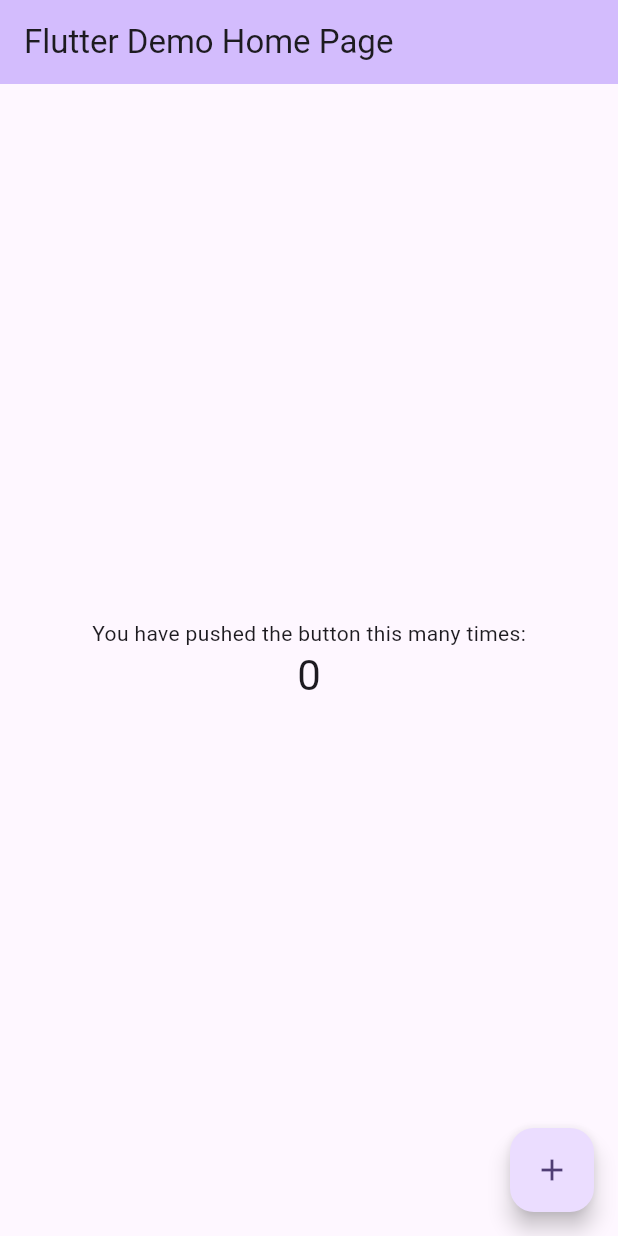
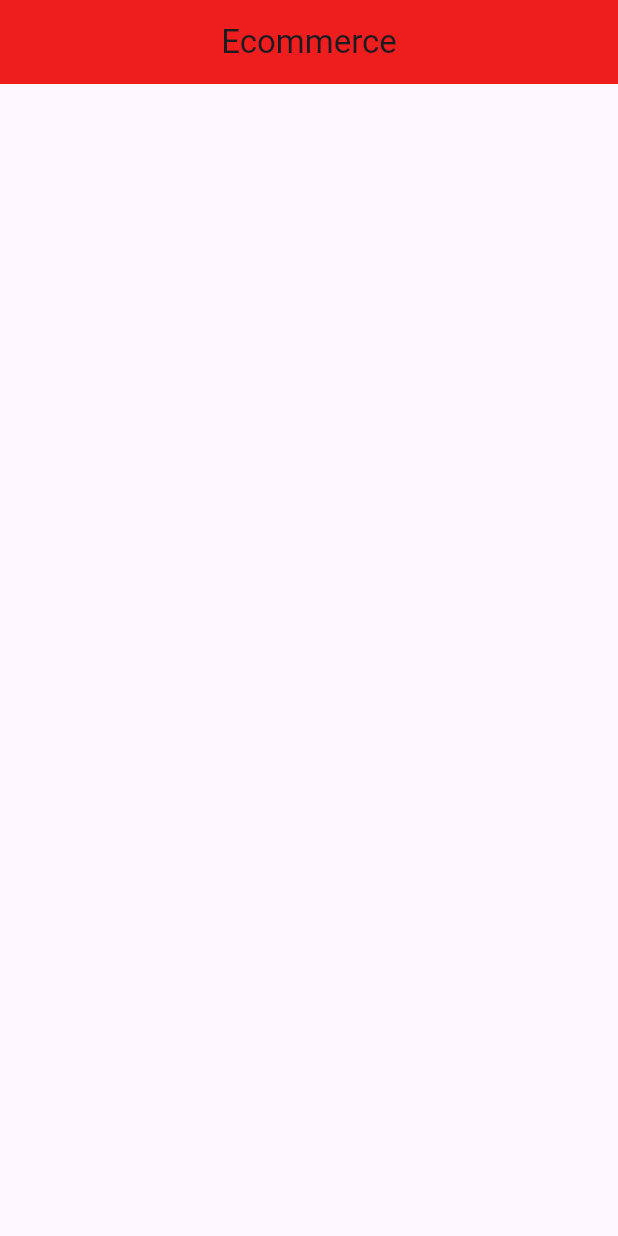
Before and after one commit to NesrineEid-prg/ecommerce, a Flutter app: the screen it shows after launch, on a phone screen of 412 x 824 dp. Run offline on Flutter 3.47's test engine with Material 3 defaults, Android fonts, the phone set to English and light mode, and no system bars.

Commit message:
add pakage get+lottie

```diff
--- a/analysis_options.yaml
+++ b/analysis_options.yaml
@@ -7,6 +7,9 @@
 
 # The following line activates a set of recommended lints for Flutter apps,
 # packages, and plugins designed to encourage good coding practices.
+analyzer:
+  errors:
+    file_names: ignore
 include: package:flutter_lints/flutter.yaml
 
 linter:
--- a/lib/main.dart
+++ b/lib/main.dart
@@ -1,3 +1,4 @@
+import 'package:commerce/import-path.dart';
 import 'package:flutter/material.dart';
 
 void main() {
@@ -12,6 +13,7 @@ class MyApp extends StatelessWidget {
   Widget build(BuildContext context) {
     return MaterialApp(
         title: 'Flutter Demo',
+        debugShowCheckedModeBanner: false,
         theme: ThemeData(
           // This is the theme of your application.
           //
@@ -31,95 +33,6 @@ class MyApp extends StatelessWidget {
           colorScheme: ColorScheme.fromSeed(seedColor: Colors.deepPurple),
           useMaterial3: true,
         ),
-      home: const MyHomePage(title: 'Flutter Demo Home Page'),
-    );
+        home: const MainScreen());
   }
 }
-
-class MyHomePage extends StatefulWidget {
-  const MyHomePage({super.key, required this.title});
-
-  // This widget is the home page of your application. It is stateful, meaning
-  // that it has a State object (defined below) that contains fields that affect
-  // how it looks.
-
-  // This class is the configuration for the state. It holds the values (in this
-  // case the title) provided by the parent (in this case the App widget) and
-  // used by the build method of the State. Fields in a Widget subclass are
-  // always marked "final".
-
-  final String title;
-
-  @override
-  State<MyHomePage> createState() => _MyHomePageState();
-}
-
-class _MyHomePageState extends State<MyHomePage> {
-  int _counter = 0;
-
-  void _incrementCounter() {
-    setState(() {
-      // This call to setState tells the Flutter framework that something has
-      // changed in this State, which causes it to rerun the build method below
-      // so that the display can reflect the updated values. If we changed
-      // _counter without calling setState(), then the build method would not be
-      // called again, and so nothing would appear to happen.
-      _counter++;
-    });
-  }
-
-  @override
-  Widget build(BuildContext context) {
-    // This method is rerun every time setState is called, for instance as done
-    // by the _incrementCounter method above.
-    //
-    // The Flutter framework has been optimized to make rerunning build methods
-    // fast, so that you can just rebuild anything that needs updating rather
-    // than having to individually change instances of widgets.
-    return Scaffold(
-      appBar: AppBar(
-        // TRY THIS: Try changing the color here to a specific color (to
-        // Colors.amber, perhaps?) and trigger a hot reload to see the AppBar
-        // change color while the other colors stay the same.
-        backgroundColor: Theme.of(context).colorScheme.inversePrimary,
-        // Here we take the value from the MyHomePage object that was created by
-        // the App.build method, and use it to set our appbar title.
-        title: Text(widget.title),
-      ),
-      body: Center(
-        // Center is a layout widget. It takes a single child and positions it
-        // in the middle of the parent.
-        child: Column(
-          // Column is also a layout widget. It takes a list of children and
-          // arranges them vertically. By default, it sizes itself to fit its
-          // children horizontally, and tries to be as tall as its parent.
-          //
-          // Column has various properties to control how it sizes itself and
-          // how it positions its children. Here we use mainAxisAlignment to
-          // center the children vertically; the main axis here is the vertical
-          // axis because Columns are vertical (the cross axis would be
-          // horizontal).
-          //
-          // TRY THIS: Invoke "debug painting" (choose the "Toggle Debug Paint"
-          // action in the IDE, or press "p" in the console), to see the
-          // wireframe for each widget.
-          mainAxisAlignment: MainAxisAlignment.center,
-          children: <Widget>[
-            const Text(
-              'You have pushed the button this many times:',
-            ),
-            Text(
-              '$_counter',
-              style: Theme.of(context).textTheme.headlineMedium,
-            ),
-          ],
-        ),
-      ),
-      floatingActionButton: FloatingActionButton(
-        onPressed: _incrementCounter,
-        tooltip: 'Increment',
-        child: const Icon(Icons.add),
-      ), // This trailing comma makes auto-formatting nicer for build methods.
-    );
-  }
-}
--- /dev/null
+++ b/lib/screens/user-panel/main-screen.dart
@@ -0,0 +1,16 @@
+part of '../../import-path.dart';
+
+class MainScreen extends StatelessWidget {
+  const MainScreen({super.key});
+
+  @override
+  Widget build(BuildContext context) {
+    return Scaffold(
+      appBar: AppBar(
+          title: Text(AppConstant.appMainNaime),
+          centerTitle: true,
+          backgroundColor: AppConstant.appMaincolor),
+
+    );
+  }
+}
--- /dev/null
+++ b/lib/utils/app-constant.dart
@@ -0,0 +1,10 @@
+part of '../import-path.dart';
+
+class AppConstant {
+  static String appMainNaime = 'Ecommerce';
+  static String appPoweredBy = 'Powered By techi4u';
+  static const appMaincolor = Color.fromRGBO(236, 8, 8, 0.911);
+  static const appSecodrycolor = Color.fromRGBO(238, 79, 79, 0.91);
+  static const appTextcolor = Color.fromRGBO(238, 236, 236, 0.91);
+  static const appStatusBarcolor = Color.fromRGBO(238, 236, 236, 0.91);
+}
--- a/pubspec.yaml
+++ b/pubspec.yaml
@@ -35,6 +35,8 @@ dependencies:
   # The following adds the Cupertino Icons font to your application.
   # Use with the CupertinoIcons class for iOS style icons.
   cupertino_icons: ^1.0.8
+  lottie: ^3.1.2
+  get: ^4.6.6
 
 dev_dependencies:
   flutter_test:
@@ -59,8 +61,8 @@ flutter:
   uses-material-design: true
 
   # To add assets to your application, add an assets section, like this:
-  # assets:
-  #   - images/a_dot_burr.jpeg
+  assets:
+    - assets/images/
   #   - images/a_dot_ham.jpeg
 
   # An image asset can refer to one or more resolution-specific "variants", see
```
Also changed, not shown: lib/import-path.dart (added, +7 -0 lines), lib/utils/manage-keyboard.dart (added, +10 -0 lines), pubspec.lock. Lines whose indentation alone changed are shown as unchanged.
